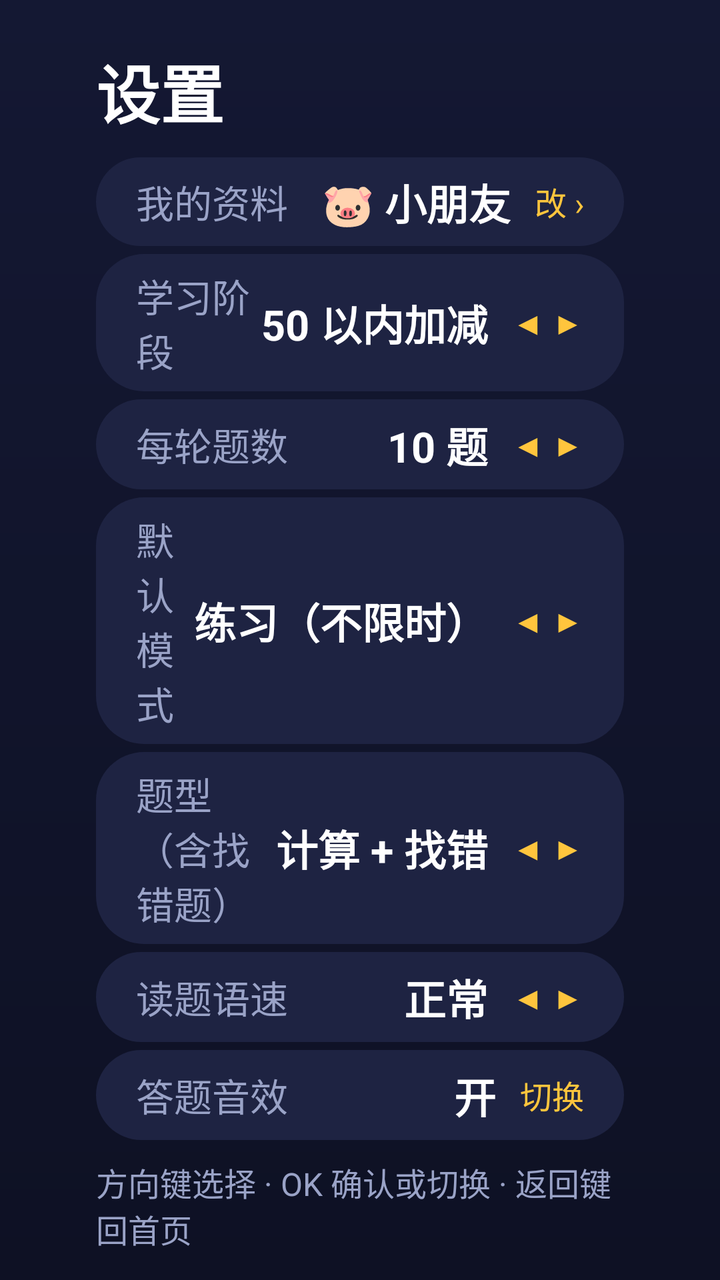
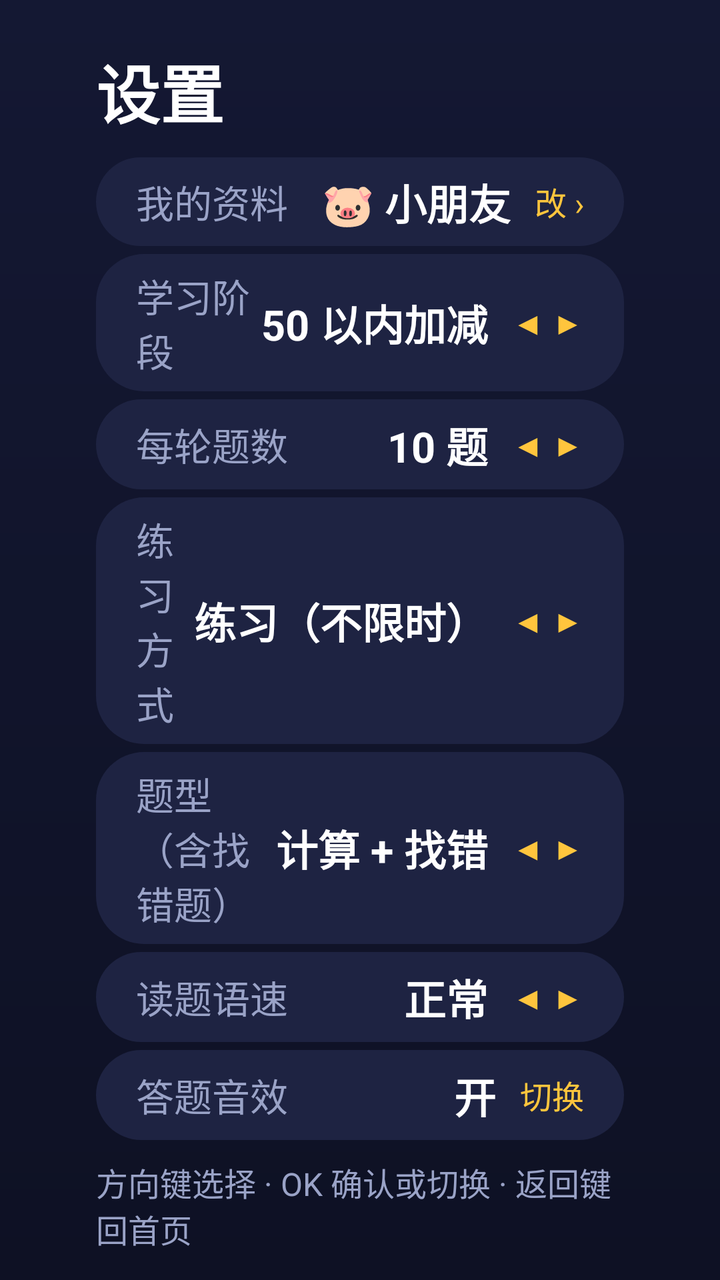

Before-and-after screenshots of an Android layout around one commit, followed by the original layout XML and the change that was made.
<!-- AndroidManifest.xml: application theme Theme.MathKing -->
<!-- res/layout/fragment_settings.xml -->
<?xml version="1.0" encoding="utf-8"?>
<LinearLayout xmlns:android="http://schemas.android.com/apk/res/android"
    android:layout_width="match_parent"
    android:layout_height="match_parent"
    android:background="@drawable/bg_page"
    android:orientation="vertical"
    android:paddingStart="48dp"
    android:paddingTop="22dp"
    android:paddingEnd="48dp"
    android:paddingBottom="14dp">

    <TextView
        android:layout_width="wrap_content"
        android:layout_height="wrap_content"
        android:text="设置"
        android:textColor="@color/text"
        android:textSize="32sp"
        android:textStyle="bold" />

    <ScrollView
        android:layout_width="match_parent"
        android:layout_height="0dp"
        android:layout_marginTop="10dp"
        android:layout_weight="1"
        android:scrollbars="none">

        <LinearLayout
            android:layout_width="match_parent"
            android:layout_height="wrap_content"
            android:orientation="vertical">

            <LinearLayout
                android:id="@+id/rowProfile"
                style="@style/SettingRow">

                <TextView
                    style="@style/SettingLabel"
                    android:text="我的资料" />

                <TextView
                    android:id="@+id/tvProfile"
                    style="@style/SettingValue"
                    android:text="🐷 小朋友" />

                <TextView
                    style="@style/SettingArrow"
                    android:text="改 ›" />
            </LinearLayout>

            <LinearLayout
                android:id="@+id/rowStage"
                style="@style/SettingRow">

                <TextView
                    style="@style/SettingLabel"
                    android:text="学习阶段" />

                <TextView
                    android:id="@+id/tvStage"
                    style="@style/SettingValue"
                    android:text="50 以内加减" />

                <TextView
                    style="@style/SettingArrow"
                    android:text="◀ ▶" />
            </LinearLayout>

            <LinearLayout
                android:id="@+id/rowCount"
                style="@style/SettingRow">

                <TextView
                    style="@style/SettingLabel"
                    android:text="每轮题数" />

                <TextView
                    android:id="@+id/tvCount"
                    style="@style/SettingValue"
                    android:text="10 题" />

                <TextView
                    style="@style/SettingArrow"
                    android:text="◀ ▶" />
            </LinearLayout>

            <LinearLayout
                android:id="@+id/rowMode"
                style="@style/SettingRow">

                <TextView
                    style="@style/SettingLabel"
                    android:text="默认模式" />

                <TextView
                    android:id="@+id/tvMode"
                    style="@style/SettingValue"
                    android:text="练习（不限时）" />

                <TextView
                    style="@style/SettingArrow"
                    android:text="◀ ▶" />
            </LinearLayout>

            <LinearLayout
                android:id="@+id/rowStyle"
                style="@style/SettingRow">

                <TextView
                    style="@style/SettingLabel"
                    android:text="题型（含找错题）" />

                <TextView
                    android:id="@+id/tvStyle"
                    style="@style/SettingValue"
                    android:text="计算 + 找错" />

                <TextView
                    style="@style/SettingArrow"
                    android:text="◀ ▶" />
            </LinearLayout>

            <LinearLayout
                android:id="@+id/rowSpeed"
                style="@style/SettingRow">

                <TextView
                    style="@style/SettingLabel"
                    android:text="读题语速" />

                <TextView
                    android:id="@+id/tvSpeed"
                    style="@style/SettingValue"
                    android:text="正常" />

                <TextView
                    style="@style/SettingArrow"
                    android:text="◀ ▶" />
            </LinearLayout>

            <LinearLayout
                android:id="@+id/rowSound"
                style="@style/SettingRow">

                <TextView
                    style="@style/SettingLabel"
                    android:text="答题音效" />

                <TextView
                    android:id="@+id/tvSound"
                    style="@style/SettingValue"
                    android:text="开" />

                <TextView
                    style="@style/SettingArrow"
                    android:text="切换" />
            </LinearLayout>

            <LinearLayout
                android:id="@+id/rowSpeak"
                style="@style/SettingRow">

                <TextView
                    style="@style/SettingLabel"
                    android:text="语音读题" />

                <TextView
                    android:id="@+id/tvSpeak"
                    style="@style/SettingValue"
                    android:text="开" />

                <TextView
                    style="@style/SettingArrow"
                    android:text="切换" />
            </LinearLayout>

            <LinearLayout
                android:id="@+id/rowUnlock"
                style="@style/SettingRow">

                <TextView
                    style="@style/SettingLabel"
                    android:text="解锁全部阶段" />

                <TextView
                    android:id="@+id/tvUnlock"
                    style="@style/SettingValue"
                    android:text="关" />

                <TextView
                    style="@style/SettingArrow"
                    android:text="切换" />
            </LinearLayout>

            <LinearLayout
                android:id="@+id/rowClear"
                style="@style/SettingRow">

                <TextView
                    style="@style/SettingLabel"
                    android:text="清空练习记录" />

                <TextView
                    android:id="@+id/tvClear"
                    style="@style/SettingValue"
                    android:text="OK 键确认" />

                <TextView
                    style="@style/SettingArrow"
                    android:text="⚠" />
            </LinearLayout>
        </LinearLayout>
    </ScrollView>

    <TextView
        android:id="@+id/tvTip"
        android:layout_width="match_parent"
        android:layout_height="wrap_content"
        android:layout_marginTop="6dp"
        android:text="方向键选择 · OK 确认或切换 · 返回键回首页"
        android:textColor="@color/text_dim"
        android:textSize="16sp" />
</LinearLayout>
<!-- resources referenced by this layout -->
<resources>
  <color name="text">#FFFFFF</color>
  <color name="text_dim">#9AA3C7</color>
  <!-- drawable bg_page (drawable) -->
  <?xml version="1.0" encoding="utf-8"?>
  <shape xmlns:android="http://schemas.android.com/apk/res/android" android:shape="rectangle">
      <gradient android:angle="270" android:startColor="#141833" android:endColor="#0E1124" />
  </shape>
  <style name="SettingArrow">
          <item name="android:layout_width">wrap_content</item>
          <item name="android:layout_height">wrap_content</item>
          <item name="android:layout_marginStart">12dp</item>
          <item name="android:textColor">@color/accent</item>
          <item name="android:textSize">16sp</item>
      </style>
  <style name="SettingLabel">
          <item name="android:layout_width">0dp</item>
          <item name="android:layout_height">wrap_content</item>
          <item name="android:layout_weight">1</item>
          <item name="android:textColor">@color/text_dim</item>
          <item name="android:textSize">19sp</item>
      </style>
  <style name="SettingRow">
          <item name="android:layout_width">match_parent</item>
          <item name="android:layout_height">wrap_content</item>
          <item name="android:layout_marginBottom">4dp</item>
          <item name="android:background">@drawable/selector_card</item>
          <item name="android:clickable">true</item>
          <item name="android:focusable">true</item>
          <item name="android:focusableInTouchMode">true</item>
          <item name="android:gravity">center_vertical</item>
          <item name="android:orientation">horizontal</item>
          <item name="android:paddingStart">20dp</item>
          <item name="android:paddingTop">7dp</item>
          <item name="android:paddingEnd">20dp</item>
          <item name="android:paddingBottom">7dp</item>
      </style>
  <style name="SettingValue">
          <item name="android:layout_width">wrap_content</item>
          <item name="android:layout_height">wrap_content</item>
          <item name="android:textColor">@color/text</item>
          <item name="android:textSize">21sp</item>
          <item name="android:textStyle">bold</item>
      </style>
  <style name="Theme.MathKing" parent="Theme.AppCompat.NoActionBar">
          <item name="android:windowBackground">@color/bg</item>
          <item name="android:colorAccent">@color/accent</item>
          <item name="android:textColorPrimary">@color/text</item>
          <item name="android:windowNoTitle">true</item>
          <item name="android:windowFullscreen">false</item>
      </style>
  <color name="accent">#FFC53D</color>
  <!-- drawable selector_card (drawable) -->
  <?xml version="1.0" encoding="utf-8"?>
  <selector xmlns:android="http://schemas.android.com/apk/res/android">
      <item android:state_focused="true" android:drawable="@drawable/bg_card_focus" />
      <item android:state_pressed="true" android:drawable="@drawable/bg_card_focus" />
      <item android:drawable="@drawable/bg_card" />
  </selector>
  <color name="bg">#0E1124</color>
  <!-- drawable bg_card_focus (drawable) -->
  <?xml version="1.0" encoding="utf-8"?>
  <shape xmlns:android="http://schemas.android.com/apk/res/android" android:shape="rectangle">
      <solid android:color="#38406F" />
      <stroke android:width="5dp" android:color="@color/accent" />
      <corners android:radius="24dp" />
  </shape>
  <!-- drawable bg_card (drawable) -->
  <?xml version="1.0" encoding="utf-8"?>
  <shape xmlns:android="http://schemas.android.com/apk/res/android" android:shape="rectangle">
      <solid android:color="@color/card" />
      <corners android:radius="24dp" />
  </shape>
  <color name="card">#1E2342</color>
</resources>

<!-- the commit's change to res/layout/fragment_settings.xml (unified diff, before → after) -->
@@ -89,7 +89,7 @@
 
                 <TextView
                     style="@style/SettingLabel"
-                    android:text="默认模式" />
+                    android:text="练习方式" />
 
                 <TextView
                     android:id="@+id/tvMode"
